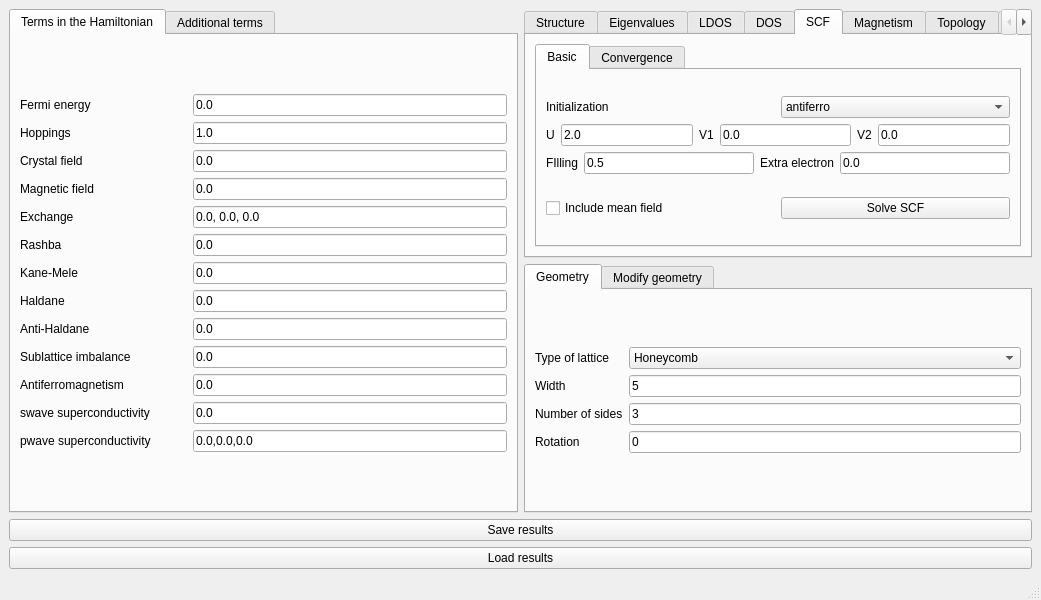
Qt form interface-pyqt/0d/interface.ui (joselado/quantum-lattice) before a commit.
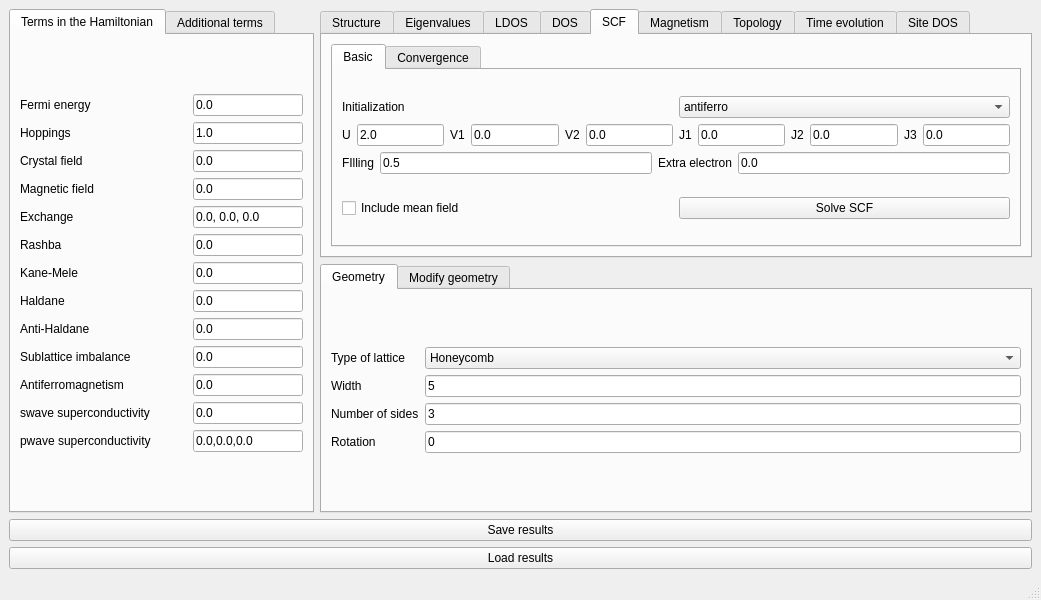
The same form after that commit. The open tabs and pages were chosen to show the change. Custom widgets are drawn as their Qt base class.

Diff of the .ui file:
```diff
--- a/interface-pyqt/0d/interface.ui
+++ b/interface-pyqt/0d/interface.ui
@@ -918,6 +918,57 @@
                   </property>
                  </widget>
                 </item>
+                <item>
+                 <widget class="BodyLabel" name="label_j1">
+                  <property name="text">
+                   <string>J1</string>
+                  </property>
+                 </widget>
+                </item>
+                <item>
+                 <widget class="LineEdit" name="J1">
+                  <property name="toolTip">
+                   <string>First neighbor Heisenberg exchange</string>
+                  </property>
+                  <property name="text">
+                   <string>0.0</string>
+                  </property>
+                 </widget>
+                </item>
+                <item>
+                 <widget class="BodyLabel" name="label_j2">
+                  <property name="text">
+                   <string>J2</string>
+                  </property>
+                 </widget>
+                </item>
+                <item>
+                 <widget class="LineEdit" name="J2">
+                  <property name="toolTip">
+                   <string>Second neighbor Heisenberg exchange</string>
+                  </property>
+                  <property name="text">
+                   <string>0.0</string>
+                  </property>
+                 </widget>
+                </item>
+                <item>
+                 <widget class="BodyLabel" name="label_j3">
+                  <property name="text">
+                   <string>J3</string>
+                  </property>
+                 </widget>
+                </item>
+                <item>
+                 <widget class="LineEdit" name="J3">
+                  <property name="toolTip">
+                   <string>Third neighbor Heisenberg exchange</string>
+                  </property>
+                  <property name="text">
+                   <string>0.0</string>
+                  </property>
+                 </widget>
+                </item>
                </layout>
               </item>
               <item row="2" column="0" colspan="2">
```
